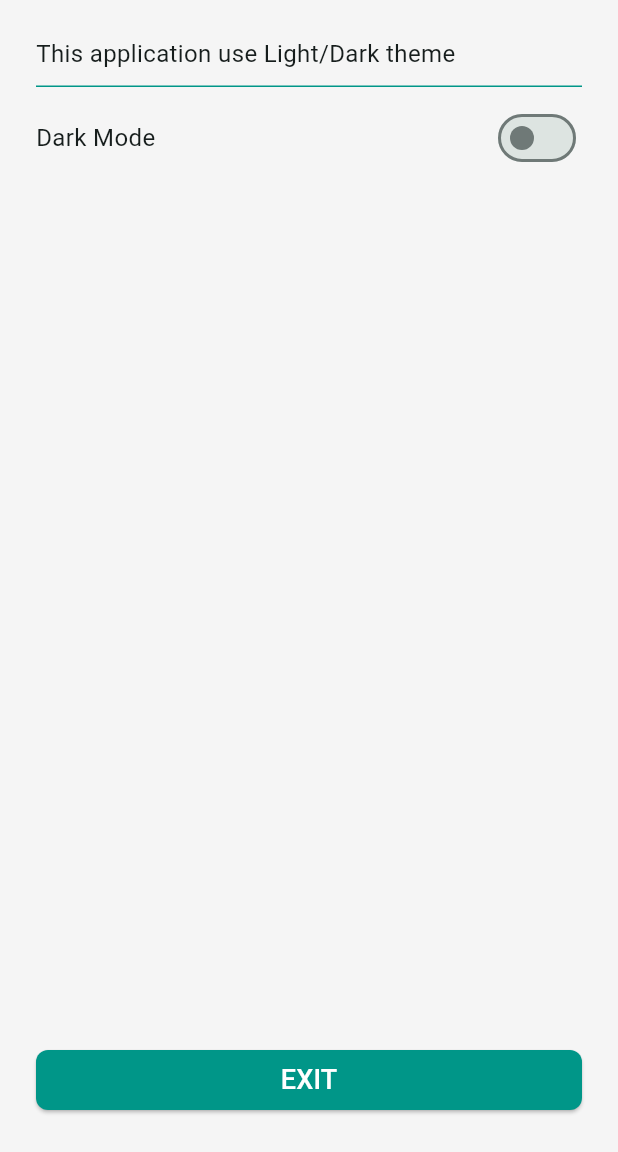
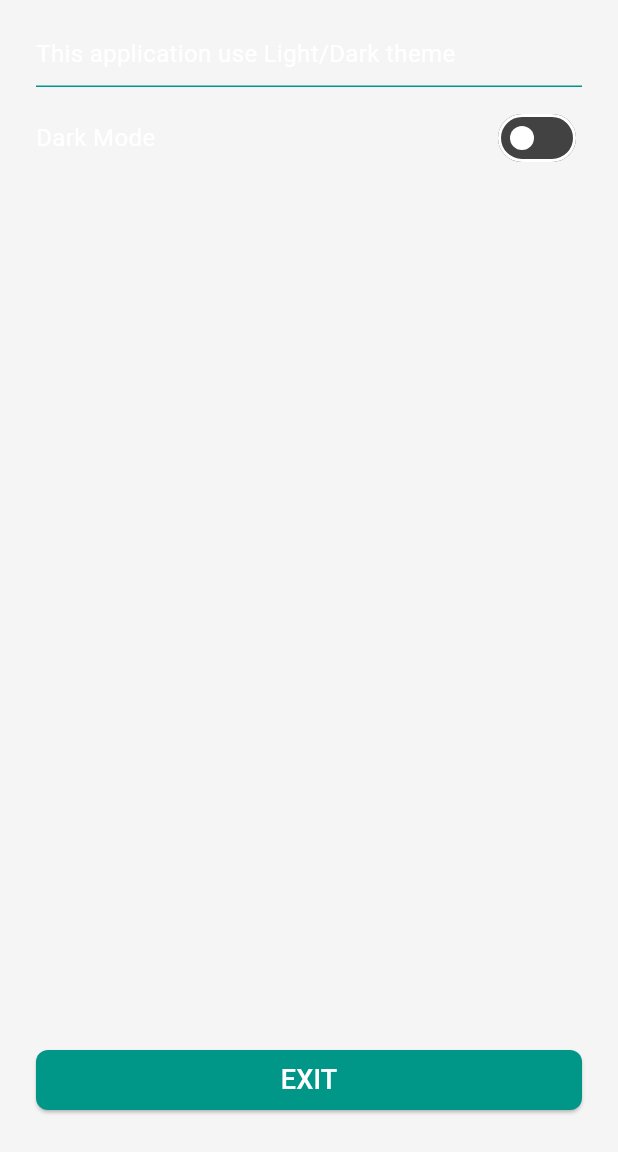
Before and after one commit to yoesuv/Flutter-Switch-Theme, a Flutter app: the screen it shows after launch, on a phone screen of 412 x 824 dp, the part 84-1236 px from its top. Run offline on Flutter 3.47's test engine with Material 2 defaults, Android fonts, the phone set to English and light mode, and no system bars; our stand-ins replace equatable, flutter_bloc.

Commit message:
:pencil: setup theme

```diff
--- a/lib/src/my_app.dart
+++ b/lib/src/my_app.dart
@@ -8,14 +8,22 @@ class MyApp extends StatelessWidget {
   Widget build(BuildContext context) {
     return MaterialApp(
       title: 'Flutter Switch Theme',
+      darkTheme: ThemeData(
+        colorScheme: ColorScheme.fromSwatch(
+          primarySwatch: Colors.teal,
+          brightness: Brightness.dark,
+        ),
+        useMaterial3: true,
+      ),
       theme: ThemeData(
-        colorScheme: ColorScheme.fromSeed(
-          seedColor: Colors.teal,
-          primary: Colors.teal,
+        colorScheme: ColorScheme.fromSwatch(
+          primarySwatch: Colors.teal,
+          brightness: Brightness.light,
         ),
         useMaterial3: true,
       ),
       onGenerateRoute: AppRoute.routes,
+      themeMode: ThemeMode.dark,
     );
   }
 }
```
